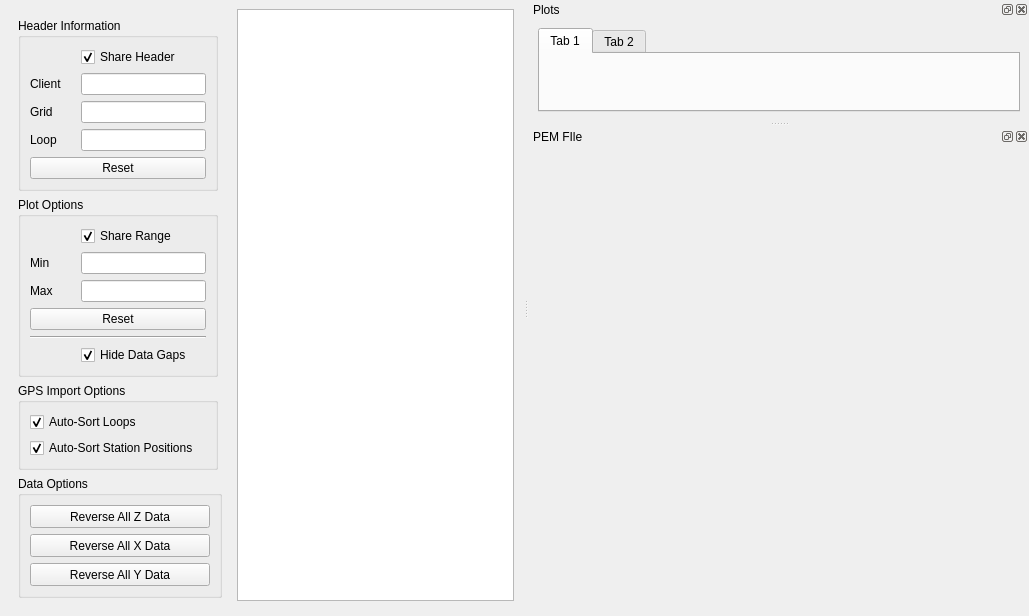
Old version of the form src/qt_ui/pem_editor_window.ui in the repository Eric-Meunier/Processor-Suite.
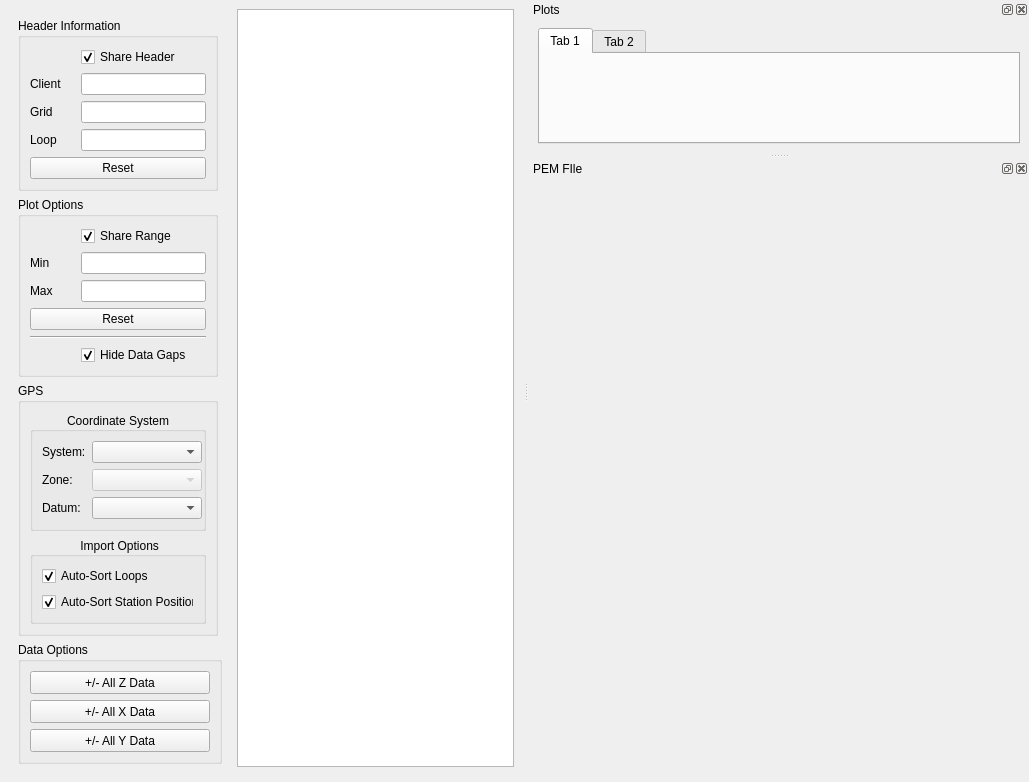
New version of the form.

What changed in the file:
```diff
--- a/src/qt_ui/pem_editor_window.ui
+++ b/src/qt_ui/pem_editor_window.ui
@@ -7,7 +7,7 @@
     <x>0</x>
     <y>0</y>
     <width>1029</width>
-    <height>583</height>
+    <height>766</height>
    </rect>
   </property>
   <property name="sizePolicy">
@@ -370,11 +370,122 @@
            <height>0</height>
           </size>
          </property>
+         <property name="maximumSize">
+          <size>
+           <width>200</width>
+           <height>16777215</height>
+          </size>
+         </property>
          <property name="title">
-          <string>GPS Import Options</string>
+          <string>GPS</string>
          </property>
          <layout class="QVBoxLayout" name="verticalLayout">
           <item>
+           <widget class="QGroupBox" name="groupBox_4">
+            <property name="layoutDirection">
+             <enum>Qt::LeftToRight</enum>
+            </property>
+            <property name="title">
+             <string>Coordinate System</string>
+            </property>
+            <property name="alignment">
+             <set>Qt::AlignCenter</set>
+            </property>
+            <layout class="QGridLayout" name="gridLayout_4">
+             <item row="2" column="0">
+              <widget class="QLabel" name="label_3">
+               <property name="text">
+                <string>Datum:</string>
+               </property>
+              </widget>
+             </item>
+             <item row="1" column="0">
+              <widget class="QLabel" name="label_2">
+               <property name="text">
+                <string>Zone:</string>
+               </property>
+              </widget>
+             </item>
+             <item row="0" column="1">
+              <widget class="QComboBox" name="comboBox">
+               <property name="sizePolicy">
+                <sizepolicy hsizetype="Fixed" vsizetype="Fixed">
+                 <horstretch>0</horstretch>
+                 <verstretch>0</verstretch>
+                </sizepolicy>
+               </property>
+               <property name="minimumSize">
+                <size>
+                 <width>110</width>
+                 <height>0</height>
+                </size>
+               </property>
+               <property name="layoutDirection">
+                <enum>Qt::LeftToRight</enum>
+               </property>
+              </widget>
+             </item>
+             <item row="1" column="1">
+              <widget class="QComboBox" name="comboBox_2">
+               <property name="enabled">
+                <bool>false</bool>
+               </property>
+               <property name="sizePolicy">
+                <sizepolicy hsizetype="Fixed" vsizetype="Fixed">
+                 <horstretch>0</horstretch>
+                 <verstretch>0</verstretch>
+                </sizepolicy>
+               </property>
+               <property name="minimumSize">
+                <size>
+                 <width>110</width>
+                 <height>0</height>
+                </size>
+               </property>
+               <property name="layoutDirection">
+                <enum>Qt::LeftToRight</enum>
+               </property>
+              </widget>
+             </item>
+             <item row="2" column="1">
+              <widget class="QComboBox" name="comboBox_3">
+               <property name="sizePolicy">
+                <sizepolicy hsizetype="Fixed" vsizetype="Fixed">
+                 <horstretch>0</horstretch>
+                 <verstretch>0</verstretch>
+                </sizepolicy>
+               </property>
+               <property name="minimumSize">
+                <size>
+                 <width>110</width>
+                 <height>0</height>
+                </size>
+               </property>
+               <property name="layoutDirection">
+                <enum>Qt::LeftToRight</enum>
+               </property>
+              </widget>
+             </item>
+             <item row="0" column="0">
+              <widget class="QLabel" name="label">
+               <property name="text">
+                <string>System:</string>
+               </property>
+              </widget>
+             </item>
+            </layout>
+           </widget>
+          </item>
+          <item>
+           <widget class="QGroupBox" name="groupBox_3">
+            <property name="title">
+             <string> Import Options</string>
+            </property>
+            <property name="alignment">
+             <set>Qt::AlignCenter</set>
+            </property>
+            <layout class="QVBoxLayout" name="verticalLayout_3">
+             <item>
            <widget class="QCheckBox" name="autoSortLoopsCheckbox">
             <property name="text">
              <string>Auto-Sort Loops</string>
@@ -405,6 +516,9 @@
          </layout>
         </widget>
        </item>
+         </layout>
+        </widget>
+       </item>
        <item row="5" column="0">
         <widget class="QGroupBox" name="groupBox_2">
          <property name="sizePolicy">
@@ -432,7 +546,7 @@
              </size>
             </property>
             <property name="text">
-             <string>Reverse All Z Data</string>
+             <string>+/- All Z Data</string>
             </property>
             <property name="checkable">
              <bool>false</bool>
@@ -448,7 +562,7 @@
              </size>
             </property>
             <property name="text">
-             <string>Reverse All X Data</string>
+             <string>+/- All X Data</string>
             </property>
             <property name="checkable">
              <bool>false</bool>
@@ -464,7 +578,7 @@
              </size>
             </property>
             <property name="text">
-             <string>Reverse All Y Data</string>
+             <string>+/- All Y Data</string>
             </property>
             <property name="checkable">
              <bool>false</bool>
```
Lines whose indentation alone changed are shown as unchanged.
